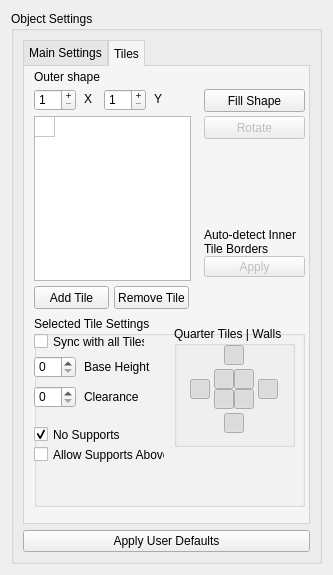
This is editor_app/gui/settingsLS.ui in danielmeinert/objectcreator as Qt 5 draws it before an edit. The edited form follows.
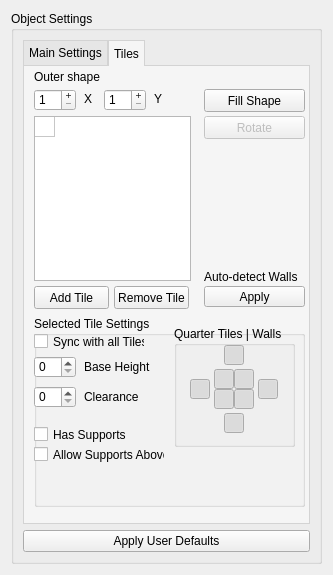
This is the edited form.

The edit to the form file:
```diff
--- a/editor_app/gui/settingsLS.ui
+++ b/editor_app/gui/settingsLS.ui
@@ -842,10 +842,10 @@
             </rect>
            </property>
            <property name="text">
-            <string>No Supports</string>
+            <string>Has Supports</string>
            </property>
            <property name="checked">
-            <bool>true</bool>
+            <bool>false</bool>
            </property>
           </widget>
           <widget class="QCheckBox" name="checkBox_allowsupports">
@@ -1207,12 +1207,12 @@
          </widget>
          <widget class="QPushButton" name="pushButton_innerborders">
           <property name="enabled">
-           <bool>false</bool>
+           <bool>true</bool>
           </property>
           <property name="geometry">
            <rect>
             <x>180</x>
-            <y>190</y>
+            <y>220</y>
             <width>101</width>
             <height>21</height>
            </rect>
@@ -1225,13 +1225,13 @@
           <property name="geometry">
            <rect>
             <x>180</x>
-            <y>160</y>
+            <y>200</y>
             <width>101</width>
-            <height>31</height>
+            <height>21</height>
            </rect>
           </property>
           <property name="text">
-           <string>Auto-detect Inner Tile Borders</string>
+           <string>Auto-detect Walls</string>
           </property>
           <property name="wordWrap">
            <bool>true</bool>
```
Left out of the diff: 80 changed lines with no effect on the pictures.
